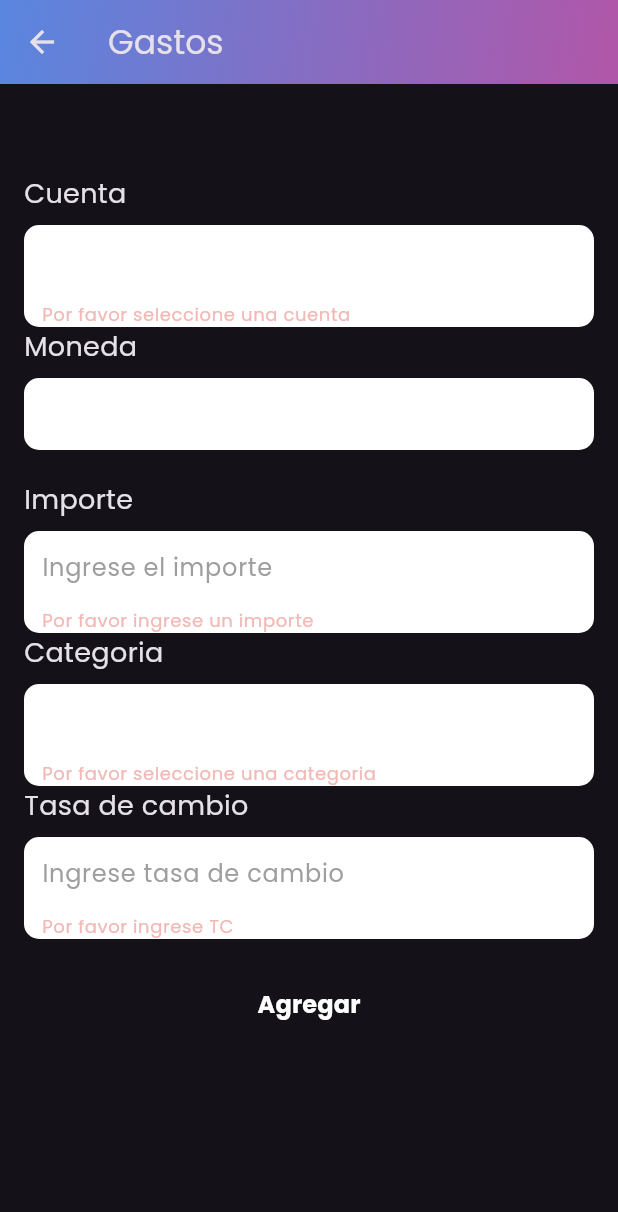
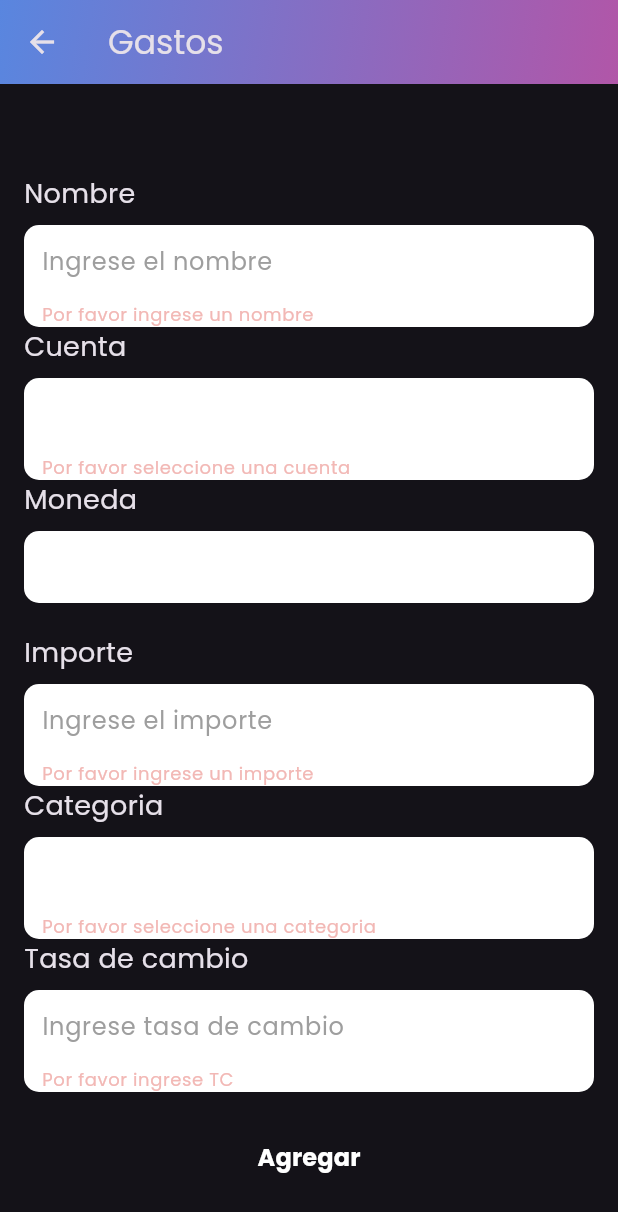
Before and after one commit to Edurz135/mycash_front, a Flutter app: the CreateExpenseScreen screen opened directly with empty values, after a tap on "Agregar", on a phone screen of 412 x 824 dp. Shown: the top 1212 px of the screen. Run offline on Flutter 3.47's test engine with Material 3 defaults, Android fonts, the phone set to English and light mode, and no system bars; our stand-ins replace fl_chart, flutter_colorpicker, font_awesome_flutter, get, image_picker and 2 more; missing offline and left inert: dart:ffi; accounts and stored records are empty.

Commit message:
ultimos cambios

```diff
--- a/lib/components/transaction_item.dart
+++ b/lib/components/transaction_item.dart
@@ -69,7 +69,9 @@ class TransactionItem extends StatelessWidget {
                   Text(
                     'PEN $monto',
                     style: TextStyle(
-                        color: Color.fromRGBO(80, 196, 116, 1), fontSize: 19),
+                      color: monto < 0 ? Colors.red : Color.fromRGBO(80, 196, 116, 1),
+                      fontSize: 19,
+                    ),
                   ),
                   Text(
                     fecha,
--- a/lib/screens/create_expenses/create_expenses_screen.dart
+++ b/lib/screens/create_expenses/create_expenses_screen.dart
@@ -78,6 +78,38 @@ class CreateExpenseFormState extends State<CreateExpenseForm> {
       child: Column(
         crossAxisAlignment: CrossAxisAlignment.start,
         children: [
+        const Text(
+            'Nombre',
+            style: TextStyle(fontSize: 18),
+          ),
+          const SizedBox(height: 8),
+          Container(
+            width: double.infinity,
+            padding: const EdgeInsets.symmetric(horizontal: 12),
+            decoration: BoxDecoration(
+                color: Colors.white,
+                borderRadius: BorderRadius.circular(10.0),
+            ),
+            child: TextFormField(
+                validator: (value) {
+                if (value == null || value.isEmpty) {
+                    return 'Por favor ingrese un nombre';
+                }
+                return null;
+                },
+                onSaved: (value) {
+                _type = value ?? "";
+                },
+                keyboardType: TextInputType.text,
+                style: const TextStyle(
+                    color: Colors.black), // Color del texto del campo de formulario
+                decoration: const InputDecoration(
+                border: InputBorder.none,
+                hintText: 'Ingrese el nombre',
+                hintStyle: TextStyle(color: Colors.grey), // Color del texto de sugerencia
+                ),
+            ),
+          ),
         const Text(
             'Cuenta',
             style: TextStyle(fontSize: 18),
--- a/lib/screens/transaction_detail_screen/transaction_detail_screen.dart
+++ b/lib/screens/transaction_detail_screen/transaction_detail_screen.dart
@@ -104,7 +104,7 @@ class TransactionDetailsScreen extends StatelessWidget {
                   "PEN ${transaction.amount}",
                   style: TextStyle(
                     fontSize: 15,
-                    color: Colors.green,
+                    color: transaction.amount < 0 ? Colors.red :Colors.green,
                     shadows: [
                       Shadow(
                         color: Colors.white,
```
